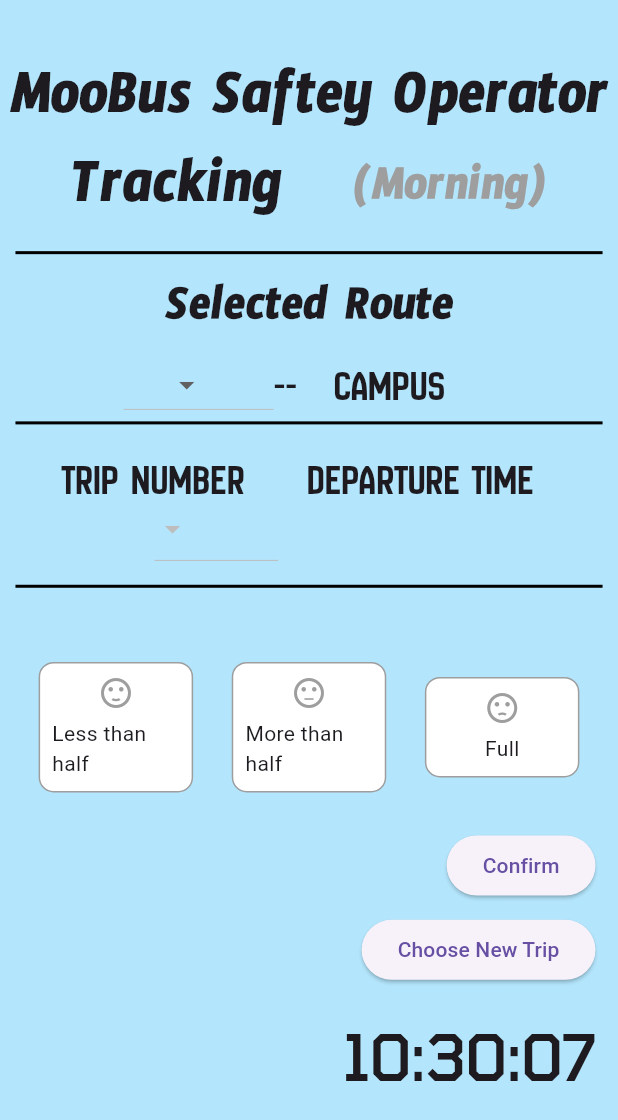
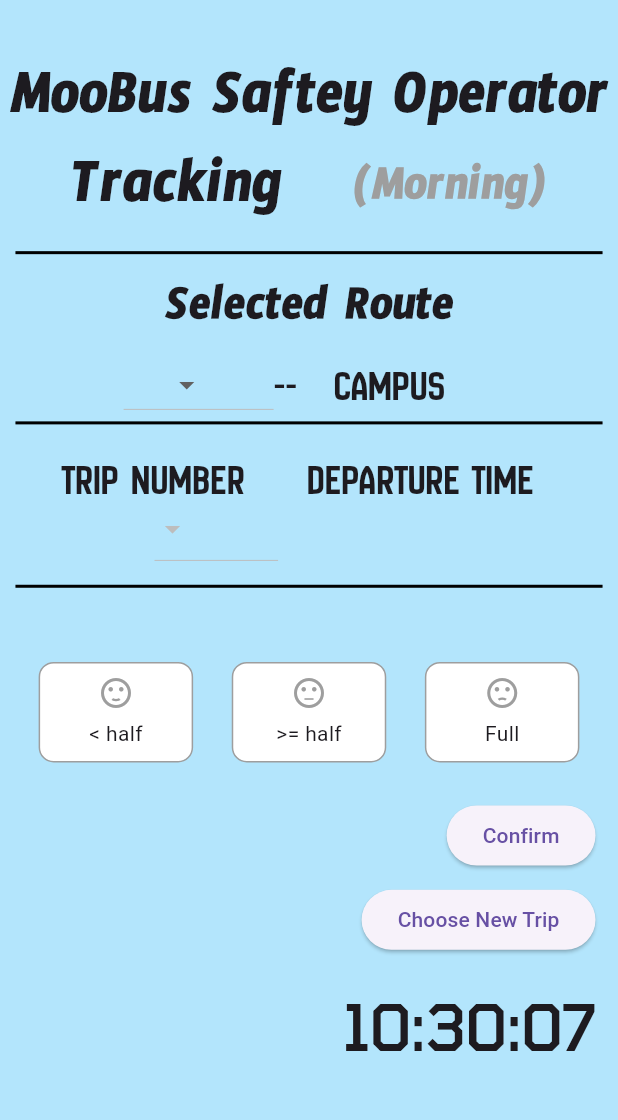
Before and after one commit to AqilHanan/Driver10, a Flutter app: the screen it shows after launch, on a phone screen of 412 x 824 dp. Shown: the top 1120 px of the screen. Run offline on Flutter 3.47's test engine with Material 3 defaults, Android fonts, the phone set to English and light mode, and no system bars; our stand-ins replace flutter_spinkit; missing offline and left inert: amplify_api, amplify_api_dart, amplify_core, amplify_datastore, amplify_flutter; network calls fail; statements that could not run were skipped.

Commit message:
Updated morning.dart

```diff
--- a/lib/pages/morning.dart
+++ b/lib/pages/morning.dart
@@ -522,7 +522,7 @@ class _Morning_PageState extends State<Morning_Page> with WidgetsBindingObserver
                                 color: selectedCrowdLevel == 0 ? Colors.green : Colors.grey,
                               ),
                               const SizedBox(height: 5),
-                              const Text('Less than half'),
+                              const Text('< half'),
                             ],
                           ),
                         ),
@@ -554,7 +554,7 @@ class _Morning_PageState extends State<Morning_Page> with WidgetsBindingObserver
                                 color: selectedCrowdLevel == 1 ? Colors.orange : Colors.grey,
                               ),
                               const SizedBox(height: 5),
-                              const Text('More than half'),
+                              const Text('>= half'),
                             ],
                           ),
                         ),
```
